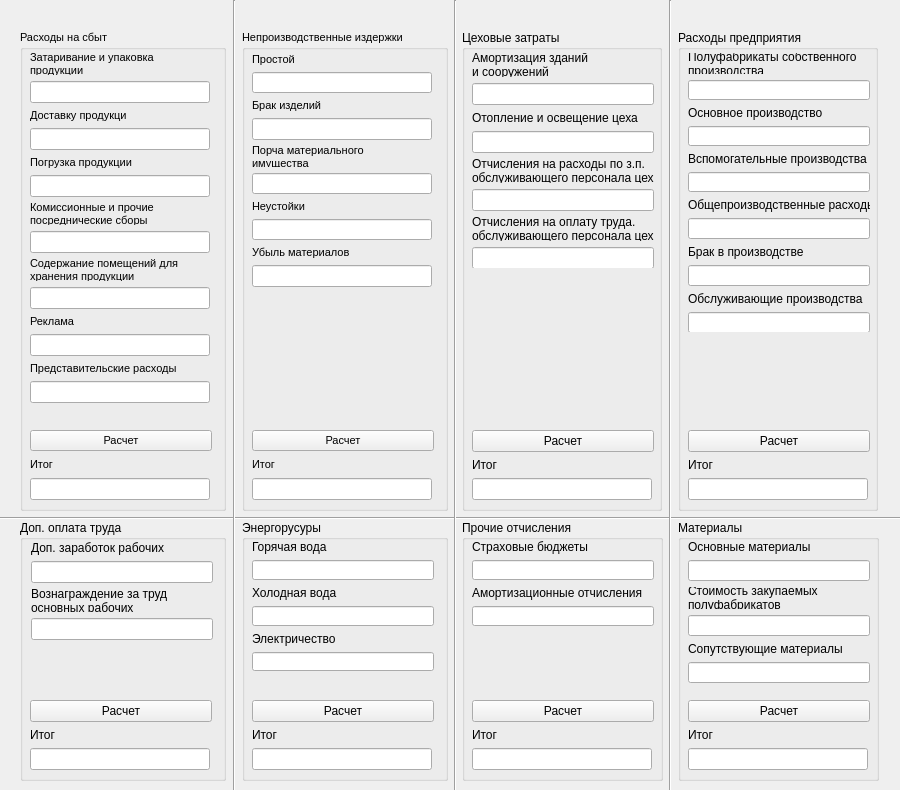
First picture: the form in calc.ui, repository ruhose73/Koftan, before the edit.
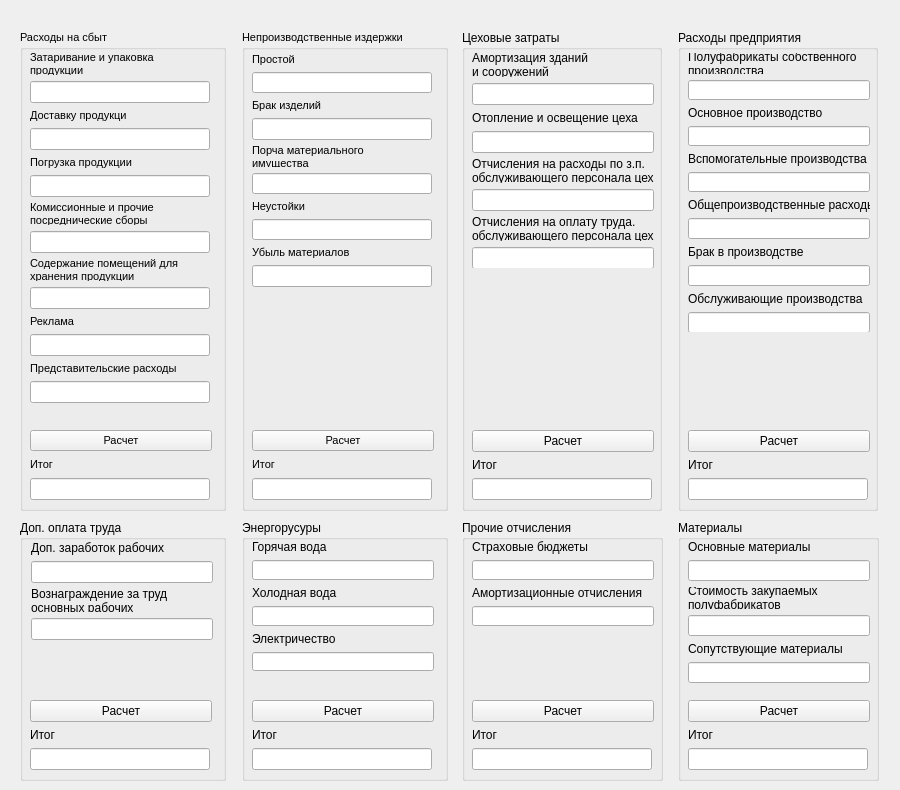
Second picture: the form after the edit.

What changed in the file:
```diff
--- a/calc.ui
+++ b/calc.ui
@@ -32,7 +32,7 @@
    <property name="title">
     <string>Расходы на сбыт</string>
    </property>
-   <widget class="QWidget" name="">
+   <widget class="QWidget" name="layoutWidget">
     <property name="geometry">
      <rect>
       <x>10</x>
@@ -1192,59 +1192,7 @@
     </layout>
    </widget>
   </widget>
-  <widget class="Line" name="line">
-   <property name="geometry">
-    <rect>
-     <x>0</x>
-     <y>510</y>
-     <width>901</width>
-     <height>16</height>
-    </rect>
-   </property>
-   <property name="orientation">
-    <enum>Qt::Horizontal</enum>
-   </property>
-  </widget>
-  <widget class="Line" name="line_2">
-   <property name="geometry">
-    <rect>
-     <x>224</x>
-     <y>0</y>
-     <width>20</width>
-     <height>791</height>
-    </rect>
-   </property>
-   <property name="orientation">
-    <enum>Qt::Vertical</enum>
-   </property>
-  </widget>
-  <widget class="Line" name="line_3">
-   <property name="geometry">
-    <rect>
-     <x>440</x>
-     <y>0</y>
-     <width>31</width>
-     <height>791</height>
-    </rect>
-   </property>
-   <property name="orientation">
-    <enum>Qt::Vertical</enum>
-   </property>
-  </widget>
-  <widget class="Line" name="line_4">
-   <property name="geometry">
-    <rect>
-     <x>660</x>
-     <y>0</y>
-     <width>21</width>
-     <height>791</height>
-    </rect>
-   </property>
-   <property name="orientation">
-    <enum>Qt::Vertical</enum>
-   </property>
-  </widget>
-  <widget class="QWidget" name="">
+  <widget class="QWidget" name="layoutWidget">
    <property name="geometry">
     <rect>
      <x>0</x>
@@ -1255,7 +1203,7 @@
    </property>
    <layout class="QHBoxLayout" name="horizontalLayout_2"/>
   </widget>
-  <widget class="QWidget" name="">
+  <widget class="QWidget" name="layoutWidget">
    <property name="geometry">
     <rect>
      <x>0</x>
```
Left out of the diff: 134 changed lines with no effect on the pictures.
